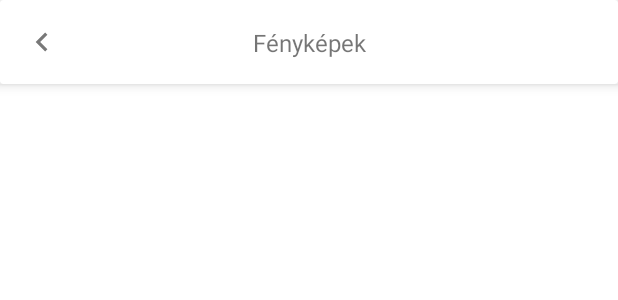
After one commit to SaliML/Weborient_Atakfashion, an Android app: the layout activity_photos.xml on its own in the app's theme, with its tools: preview values and no code run, on a phone screen of 412 x 824 dp. The commit adds this screen. Shown: the top 300 px of the screen. Run offline under Robolectric (Android 15) with nearby library versions, the phone set to English and light mode, and no system bars.

Commit message:
2022.11.03 - 15:40 - v0.9.1

```diff
--- a/app/build.gradle
+++ b/app/build.gradle
@@ -11,7 +11,7 @@ android {
         minSdk 26
         targetSdk 33
         versionCode 1
-        versionName "0.9"
+        versionName "0.9.1"
 
         testInstrumentationRunner "androidx.test.runner.AndroidJUnitRunner"
     }
--- /dev/null
+++ b/app/src/main/java/com/weborient/inventory/models/PhotoModel.kt
@@ -0,0 +1,6 @@
+package com.weborient.inventory.models
+
+data class PhotoModel(
+    val item: ItemModel,
+    val photos: ArrayList<String>
+)
--- /dev/null
+++ b/app/src/main/res/layout/activity_photos.xml
@@ -0,0 +1,47 @@
+<?xml version="1.0" encoding="utf-8"?>
+<androidx.constraintlayout.widget.ConstraintLayout xmlns:android="http://schemas.android.com/apk/res/android"
+    xmlns:app="http://schemas.android.com/apk/res-auto"
+    xmlns:tools="http://schemas.android.com/tools"
+    android:layout_width="match_parent"
+    android:layout_height="match_parent"
+    tools:context=".ui.photos.PhotosActivity">
+
+    <androidx.cardview.widget.CardView
+        android:id="@+id/cardView4"
+        android:layout_width="match_parent"
+        android:layout_height="wrap_content"
+        app:cardElevation="5dp"
+        app:layout_constraintEnd_toEndOf="parent"
+        app:layout_constraintStart_toStartOf="parent"
+        app:layout_constraintTop_toTopOf="parent">
+
+        <androidx.constraintlayout.widget.ConstraintLayout
+            android:layout_width="match_parent"
+            android:layout_height="match_parent">
+
+            <ImageView
+                android:id="@+id/iv_photos_back"
+                android:layout_width="wrap_content"
+                android:layout_height="wrap_content"
+                android:layout_marginStart="15dp"
+                android:layout_marginTop="15dp"
+                android:layout_marginBottom="15dp"
+                android:src="@drawable/icon_back"
+                app:layout_constraintBottom_toBottomOf="parent"
+                app:layout_constraintStart_toStartOf="parent"
+                app:layout_constraintTop_toTopOf="parent" />
+
+            <TextView
+                android:id="@+id/textView13"
+                android:layout_width="wrap_content"
+                android:layout_height="wrap_content"
+                android:text="@string/photos_title"
+                android:textSize="16sp"
+                app:layout_constraintBottom_toBottomOf="@+id/iv_photos_back"
+                app:layout_constraintEnd_toEndOf="parent"
+                app:layout_constraintStart_toStartOf="parent"
+                app:layout_constraintTop_toTopOf="@+id/iv_photos_back" />
+        </androidx.constraintlayout.widget.ConstraintLayout>
+    </androidx.cardview.widget.CardView>
+
+</androidx.constraintlayout.widget.ConstraintLayout>
--- a/app/src/main/res/values/strings.xml
+++ b/app/src/main/res/values/strings.xml
@@ -15,6 +15,7 @@
     <!--Főoldal-->
     <string name="main_button_in">Bevét</string>
     <string name="main_button_out">Kiadás</string>
+    <string name="main_button_photos">Fényképek</string>
     <string name="main_button_manual_print">Manuális nyomtatás</string>
     <string name="main_button_settings">Beállítások</string>
     <string name="main_button_exit">Kilépés</string>
@@ -82,6 +83,9 @@
     <string name="new_item_title_description">Leírás</string>
     <string name="new_item_title_template">Sablon</string>
 
+    <!--Fényképek-->
+    <string name="photos_title">Fényképek</string>
+
     <!--Részletek-->
     <string name="details_title">Termék</string>
     <string name="details_title_id">Azonosító</string>
--- /dev/null
+++ b/app/src/main/res/xml/provider_paths.xml
@@ -0,0 +1,6 @@
+<?xml version="1.0" encoding="utf-8"?>
+<paths xmlns:android="http://schemas.android.com/apk/res/android">
+    <external-path
+        name="WeborientInventory"
+        path="."/>
+</paths>
```
Also changed, not shown: app/src/main/AndroidManifest.xml (+37 -14 lines), app/src/main/java/com/weborient/inventory/handlers/file/FileHandler.kt (added, +41 -0 lines), app/src/main/java/com/weborient/inventory/ui/main/IMainContract.kt (+11 -1 lines), app/src/main/java/com/weborient/inventory/ui/main/MainActivity.kt (+8 -0 lines), app/src/main/java/com/weborient/inventory/ui/photos/PhotosActivity.kt (added, +11 -0 lines), app/src/main/res/layout/activity_main.xml (+38 -0 lines).
